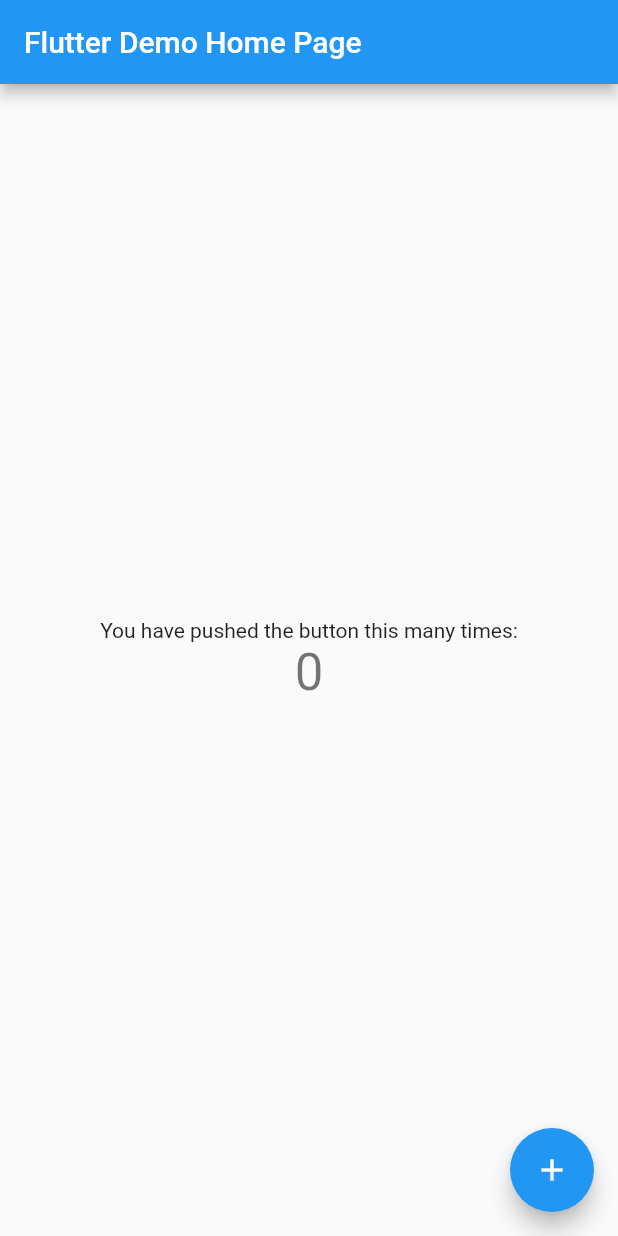
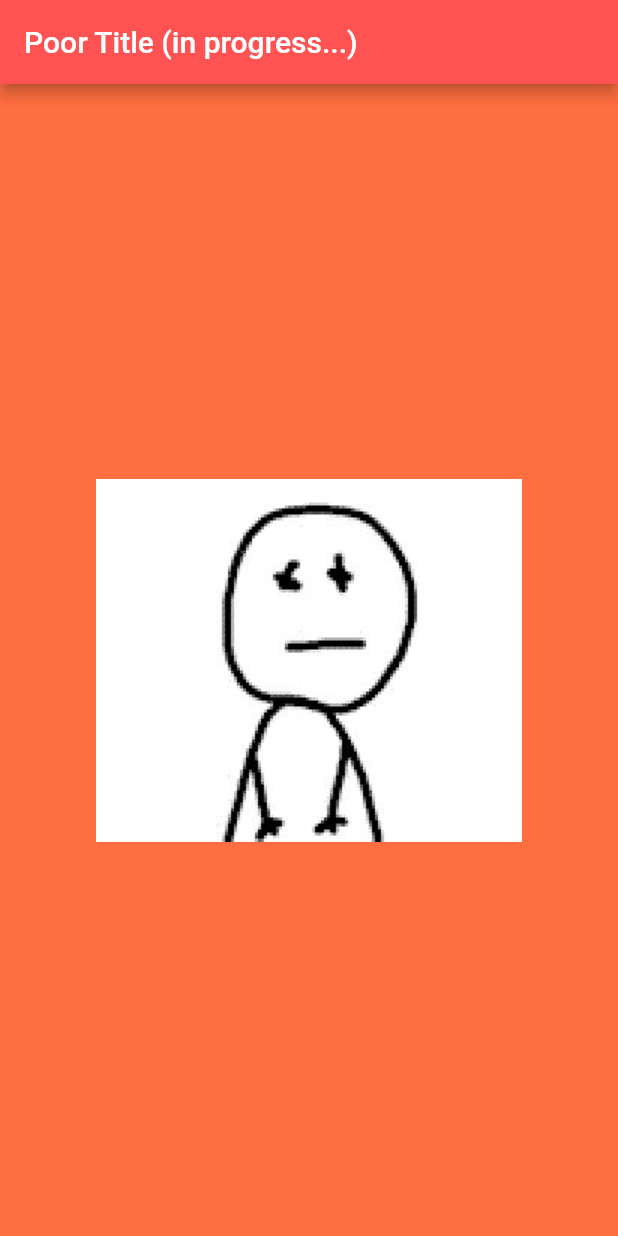
Before and after one commit to MatGhp/FlutterExperience, a Flutter app: the screen it shows after launch, on a phone screen of 412 x 824 dp. Run offline on Flutter 3.47's test engine with Material 2 defaults, Android fonts, the phone set to English and light mode, and no system bars.

Commit message:
add assets replace icons

```diff
--- a/lib/main.dart
+++ b/lib/main.dart
@@ -1,111 +1,19 @@
 import 'package:flutter/material.dart';
 
-void main() => runApp(MyApp());
-
-class MyApp extends StatelessWidget {
-  // This widget is the root of your application.
-  @override
-  Widget build(BuildContext context) {
-    return MaterialApp(
-      title: 'Flutter Demo',
-      theme: ThemeData(
-        // This is the theme of your application.
-        //
-        // Try running your application with "flutter run". You'll see the
-        // application has a blue toolbar. Then, without quitting the app, try
-        // changing the primarySwatch below to Colors.green and then invoke
-        // "hot reload" (press "r" in the console where you ran "flutter run",
-        // or simply save your changes to "hot reload" in a Flutter IDE).
-        // Notice that the counter didn't reset back to zero; the application
-        // is not restarted.
-        primarySwatch: Colors.blue,
+void main() => runApp(
+      MaterialApp(
+        home: Scaffold(
+            backgroundColor: Colors.deepOrangeAccent,
+            appBar: AppBar(
+              title: Text('Poor Title (in progress...)'),
+              backgroundColor: Colors.redAccent,
+            ),
+            body: Center(
+              child: Image(
+                image: AssetImage(
+                  "images/me.jpg",
+                ),
+              ),
+            )),
       ),
-      home: MyHomePage(title: 'Flutter Demo Home Page'),
     );
-  }
-}
-
-class MyHomePage extends StatefulWidget {
-  MyHomePage({Key key, this.title}) : super(key: key);
-
-  // This widget is the home page of your application. It is stateful, meaning
-  // that it has a State object (defined below) that contains fields that affect
-  // how it looks.
-
-  // This class is the configuration for the state. It holds the values (in this
-  // case the title) provided by the parent (in this case the App widget) and
-  // used by the build method of the State. Fields in a Widget subclass are
-  // always marked "final".
-
-  final String title;
-
-  @override
-  _MyHomePageState createState() => _MyHomePageState();
-}
-
-class _MyHomePageState extends State<MyHomePage> {
-  int _counter = 0;
-
-  void _incrementCounter() {
-    setState(() {
-      // This call to setState tells the Flutter framework that something has
-      // changed in this State, which causes it to rerun the build method below
-      // so that the display can reflect the updated values. If we changed
-      // _counter without calling setState(), then the build method would not be
-      // called again, and so nothing would appear to happen.
-      _counter++;
-    });
-  }
-
-  @override
-  Widget build(BuildContext context) {
-    // This method is rerun every time setState is called, for instance as done
-    // by the _incrementCounter method above.
-    //
-    // The Flutter framework has been optimized to make rerunning build methods
-    // fast, so that you can just rebuild anything that needs updating rather
-    // than having to individually change instances of widgets.
-    return Scaffold(
-      appBar: AppBar(
-        // Here we take the value from the MyHomePage object that was created by
-        // the App.build method, and use it to set our appbar title.
-        title: Text(widget.title),
-      ),
-      body: Center(
-        // Center is a layout widget. It takes a single child and positions it
-        // in the middle of the parent.
-        child: Column(
-          // Column is also a layout widget. It takes a list of children and
-          // arranges them vertically. By default, it sizes itself to fit its
-          // children horizontally, and tries to be as tall as its parent.
-          //
-          // Invoke "debug painting" (press "p" in the console, choose the
-          // "Toggle Debug Paint" action from the Flutter Inspector in Android
-          // Studio, or the "Toggle Debug Paint" command in Visual Studio Code)
-          // to see the wireframe for each widget.
-          //
-          // Column has various properties to control how it sizes itself and
-          // how it positions its children. Here we use mainAxisAlignment to
-          // center the children vertically; the main axis here is the vertical
-          // axis because Columns are vertical (the cross axis would be
-          // horizontal).
-          mainAxisAlignment: MainAxisAlignment.center,
-          children: <Widget>[
-            Text(
-              'You have pushed the button this many times:',
-            ),
-            Text(
-              '$_counter',
-              style: Theme.of(context).textTheme.display1,
-            ),
-          ],
-        ),
-      ),
-      floatingActionButton: FloatingActionButton(
-        onPressed: _incrementCounter,
-        tooltip: 'Increment',
-        child: Icon(Icons.add),
-      ), // This trailing comma makes auto-formatting nicer for build methods.
-    );
-  }
-}
--- a/pubspec.yaml
+++ b/pubspec.yaml
@@ -39,7 +39,8 @@ flutter:
   # included with your application, so that you can use the icons in
   # the material Icons class.
   uses-material-design: true
-
+  assets:
+    - images/
   # To add assets to your application, add an assets section, like this:
   # assets:
   #  - images/a_dot_burr.jpeg
```
Also changed, not shown: images/IAmRich.png (added), images/me.jpg (added), 31 other files.
